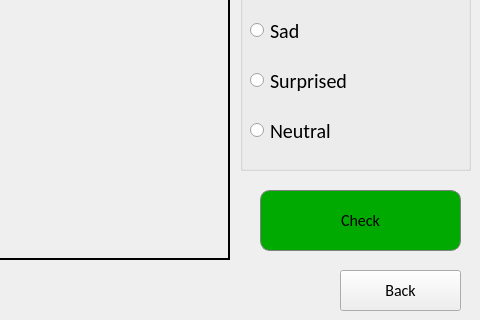
Above: Interface/UITrainer.ui from MichailKon/EmotionTrainer before the change; both pictures show x 520 to 1000 and y 280 to 600 of the 1000 by 600 pixel window. Below: the same form after it.
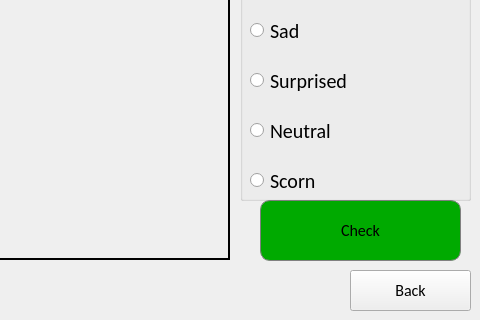
That is the form after the change.

The edit to the form file:
```diff
--- a/Interface/UITrainer.ui
+++ b/Interface/UITrainer.ui
@@ -17,7 +17,7 @@
    <property name="geometry">
     <rect>
      <x>780</x>
-     <y>470</y>
+     <y>480</y>
      <width>201</width>
      <height>61</height>
     </rect>
@@ -189,7 +189,7 @@
      <x>760</x>
      <y>50</y>
      <width>231</width>
-     <height>401</height>
+     <height>431</height>
     </rect>
    </property>
    <property name="font">
@@ -457,11 +457,45 @@
      <bool>false</bool>
     </property>
    </widget>
+   <widget class="QRadioButton" name="Neutral_2">
+    <property name="geometry">
+     <rect>
+      <x>10</x>
+      <y>390</y>
+      <width>191</width>
+      <height>41</height>
+     </rect>
+    </property>
+    <property name="font">
+     <font>
+      <family>Calibri</family>
+      <pointsize>15</pointsize>
+     </font>
+    </property>
+    <property name="cursor">
+     <cursorShape>PointingHandCursor</cursorShape>
+    </property>
+    <property name="layoutDirection">
+     <enum>Qt::LeftToRight</enum>
+    </property>
+    <property name="text">
+     <string>Scorn</string>
+    </property>
+    <property name="iconSize">
+     <size>
+      <width>40</width>
+      <height>40</height>
+     </size>
+    </property>
+    <property name="autoExclusive">
+     <bool>false</bool>
+    </property>
+   </widget>
   </widget>
   <widget class="QPushButton" name="ToMainWindow">
    <property name="geometry">
     <rect>
-     <x>860</x>
+     <x>870</x>
      <y>550</y>
      <width>121</width>
      <height>41</height>
```
